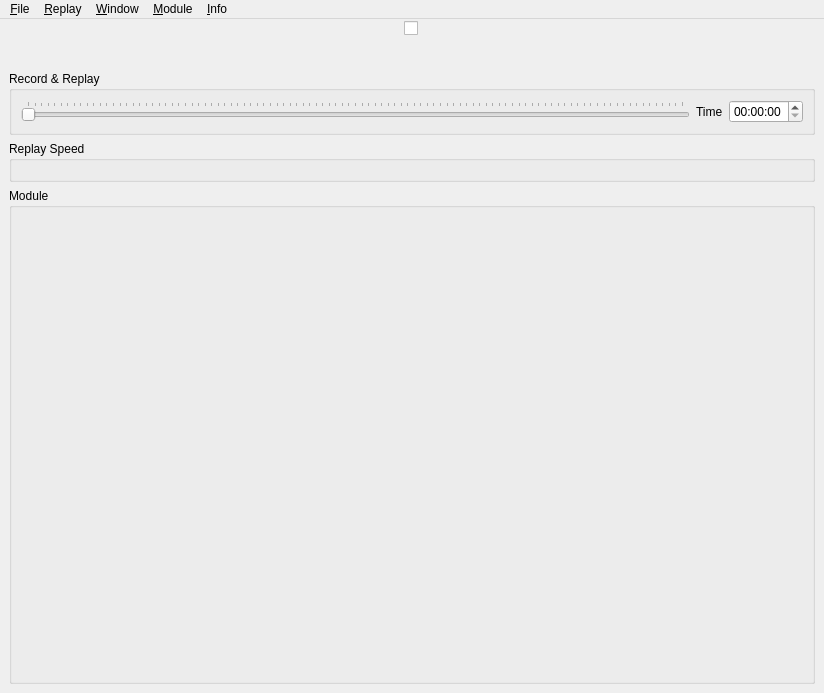
Above: src/UserInterface/src/MainWindow.ui from till213/SkyDolly before the change. Below: the same form after it.
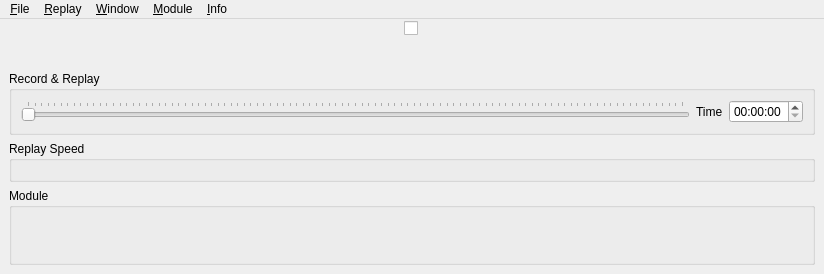
That is the form after the change. Icons and pictures are not drawn.

The edit to the form file:
```diff
--- a/src/UserInterface/src/MainWindow.ui
+++ b/src/UserInterface/src/MainWindow.ui
@@ -7,7 +7,7 @@
     <x>0</x>
     <y>0</y>
     <width>824</width>
-    <height>693</height>
+    <height>274</height>
    </rect>
   </property>
   <property name="sizePolicy">
```
Left out of the diff: 2 changed lines with no effect on the pictures.
